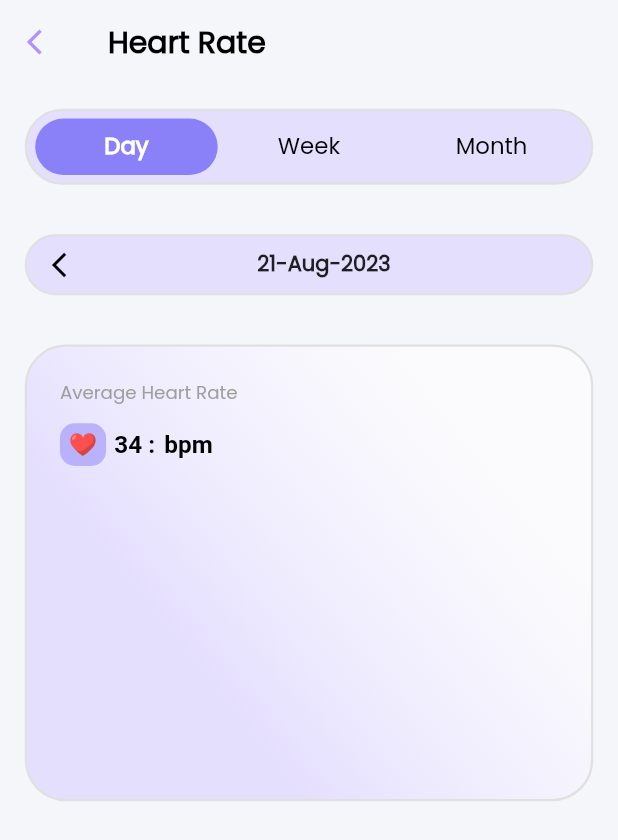
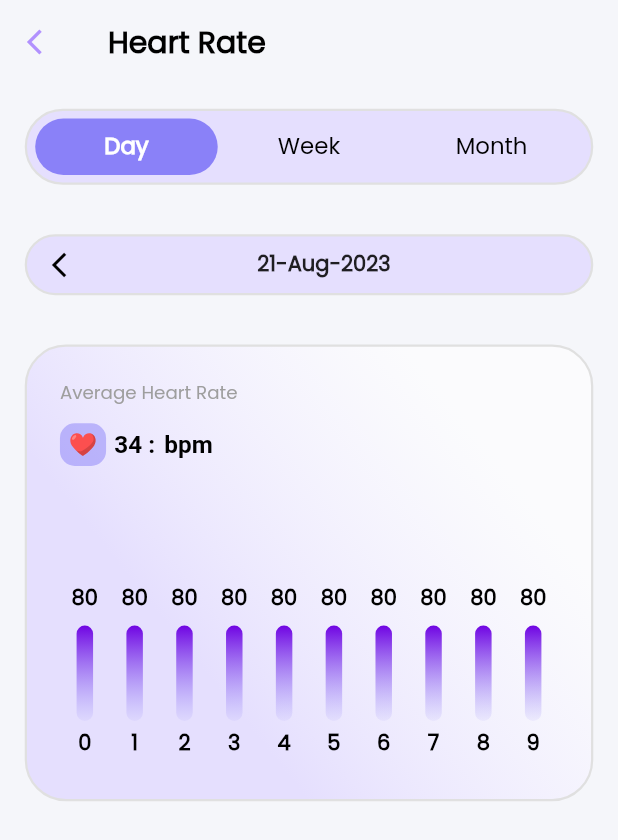
Before and after one commit to sanjaioffi/HealHer, a Flutter app: the screen it shows after launch, on a phone screen of 412 x 824 dp. Shown: the top 840 px of the screen. Run offline on Flutter 3.47's test engine with Material 2 defaults, Android fonts, the phone set to English and light mode, and no system bars; drawn by our look-alikes of fl_chart; our stand-ins replace calendar_date_picker2, carousel_slider, flutter_datetime_picker_bdaya, flutter_svg, get, scroll_snap_list; missing offline and left inert: flutter_ruler_picker.

Commit message:
bar chart without scrollable ui update

```diff
--- a/lib/presentation/screens/home/view/heart_widgets/back_ground.dart
+++ b/lib/presentation/screens/home/view/heart_widgets/back_ground.dart
@@ -22,7 +22,7 @@ Container backGroundContainer(
 Container graphBackGroundContainer({required Widget child}){
   return Container(
     height: screenHeight(300),
-    width: screenWidth(450),
+    width: screenWidth(500),
     margin: EdgeInsets.all(screenWidth(15)),
     padding: EdgeInsets.all(screenWidth(20)),
     decoration: BoxDecoration(
--- /dev/null
+++ b/lib/presentation/screens/home/view/heart_widgets/bar_chart_graph.dart
@@ -0,0 +1,138 @@
+import 'dart:math';
+
+import 'package:fl_chart/fl_chart.dart';
+import 'package:flutter/material.dart';
+import 'package:heal_her/presentation/common/screen_utils/screen_size.dart';
+
+import '../../../../utils/app_colors.dart';
+
+class _BarChart extends StatelessWidget {
+  _BarChart();
+
+  final List<int> nums = List.generate(100, (index) => index);
+
+  @override
+  Widget build(BuildContext context) {
+    return BarChart(
+      BarChartData(groupsSpace: 20,
+        barTouchData: barTouchData,
+        titlesData: titlesData,
+        borderData: borderData,
+        barGroups: barGroups,
+        gridData: const FlGridData(
+          show: false,
+        ),
+        alignment: BarChartAlignment.spaceAround,
+        maxY: 200,
+      ),
+    );
+  }
+
+  BarTouchData get barTouchData => BarTouchData(
+        enabled: false,
+        touchTooltipData: BarTouchTooltipData(
+          tooltipBgColor: Colors.transparent,
+          tooltipPadding: EdgeInsets.zero,
+          tooltipMargin: 8,
+          getTooltipItem: (
+            BarChartGroupData group,
+            int groupIndex,
+            BarChartRodData rod,
+            int rodIndex,
+          ) {
+            return BarTooltipItem(
+              rod.toY.round().toString(),
+              const TextStyle(
+                color: AppColor.black,
+                fontWeight: FontWeight.bold,
+              ),
+            );
+          },
+        ),
+      );
+
+  Widget getTitles(double value, TitleMeta meta) {
+    const style = TextStyle(
+      color: AppColor.black,
+      fontWeight: FontWeight.bold,
+      fontSize: 14,
+    );
+    String text;
+    text = nums[value.toInt()].toString();
+
+    return SideTitleWidget(
+      axisSide: meta.axisSide,
+      space: 4,
+      child: Text(text, style: style),
+    );
+  }
+
+  FlTitlesData get titlesData => FlTitlesData(
+        show: true,
+        bottomTitles: AxisTitles(
+          sideTitles: SideTitles(
+            showTitles: true,
+            reservedSize: 30,
+            getTitlesWidget: getTitles,
+          ),
+        ),
+        leftTitles: const AxisTitles(
+          sideTitles: SideTitles(showTitles: false),
+        ),
+        topTitles: const AxisTitles(
+          sideTitles: SideTitles(showTitles: false),
+        ),
+        rightTitles: const AxisTitles(
+          sideTitles: SideTitles(showTitles: false),
+        ),
+      );
+
+  double get barWidth => screenWidth(10);
+
+  FlBorderData get borderData => FlBorderData(
+        show: false,
+      );
+
+  LinearGradient get _barsGradient => LinearGradient(
+        colors: [
+          AppColor.purplyBlue.withAlpha(20),
+          AppColor.heavyPurplyBlue.withGreen(4),
+        ],
+        begin: Alignment.bottomCenter,
+        end: Alignment.topCenter,
+      );
+
+  List<BarChartGroupData> get barGroups => List.generate(10, (index) {
+        return BarChartGroupData(barsSpace: 50,
+          x: index,
+          barRods: [
+            BarChartRodData(
+              width: barWidth,
+              toY: random(60, 160).toDouble(),
+              gradient: _barsGradient,
+            )
+          ],
+          showingTooltipIndicators: [0],
+        );
+      });
+}
+
+int random(int min, int max) {
+  return min + Random().nextInt(max - min);
+}
+
+class HeartBarChart extends StatefulWidget {
+  const HeartBarChart({super.key});
+
+  @override
+  State<StatefulWidget> createState() => HeartBarChartState();
+}
+
+class HeartBarChartState extends State<HeartBarChart> {
+  @override
+  Widget build(BuildContext context) {
+    return Expanded(
+        child: _BarChart()
+    );
+  }
+}
--- a/lib/presentation/screens/home/view/heart_widgets/tab_view_heart.dart
+++ b/lib/presentation/screens/home/view/heart_widgets/tab_view_heart.dart
@@ -1,21 +1,23 @@
+import 'package:fl_chart/fl_chart.dart';
 import 'package:flutter/material.dart';
 import 'package:flutter_svg/svg.dart';
 
 import '../../../../common/screen_utils/screen_size.dart';
 import '../../../../utils/app_colors.dart';
 import 'back_ground.dart';
+import 'bar_chart_graph.dart';
 import 'date_container.dart';
 
 class TabViewBarHeart extends StatelessWidget {
-   TabViewBarHeart(
-      {super.key, required this.tabController, required this.days});
+  TabViewBarHeart({super.key, required this.tabController, required this.days});
 
   final TabController tabController;
   final List<DateTime> days;
 
-  var textStyle1=TextStyle(
+  var textStyle1 = TextStyle(
     color: AppColor.black,
-    fontWeight: FontWeight.w600,fontSize: screenHeight(16),
+    fontWeight: FontWeight.w600,
+    fontSize: screenHeight(16),
     wordSpacing: 2,
   );
 
@@ -65,22 +67,26 @@ class TabViewBarHeart extends StatelessWidget {
                             'assets/svg/heart.svg',
                             fit: BoxFit.contain,
                           )),
-                      SizedBox(width: screenWidth(5),),
+                      SizedBox(
+                        width: screenWidth(5),
+                      ),
                       RichText(
                         text: TextSpan(
                           children: [
                             TextSpan(
                               text: '34',
-                              style:textStyle1,
+                              style: textStyle1,
                             ),
                             TextSpan(
-                                text: ' : bpm',
-                                style:textStyle1,
-                            )],
+                              text: ' : bpm',
+                              style: textStyle1,
+                            )
+                          ],
                         ),
                       )
                     ],
-                  )
+                  ),
+                  HeartBarChart()
                 ],
               ))
             ],
```
Also changed, not shown: pubspec.yaml (+2 -35 lines), pubspec.lock.
